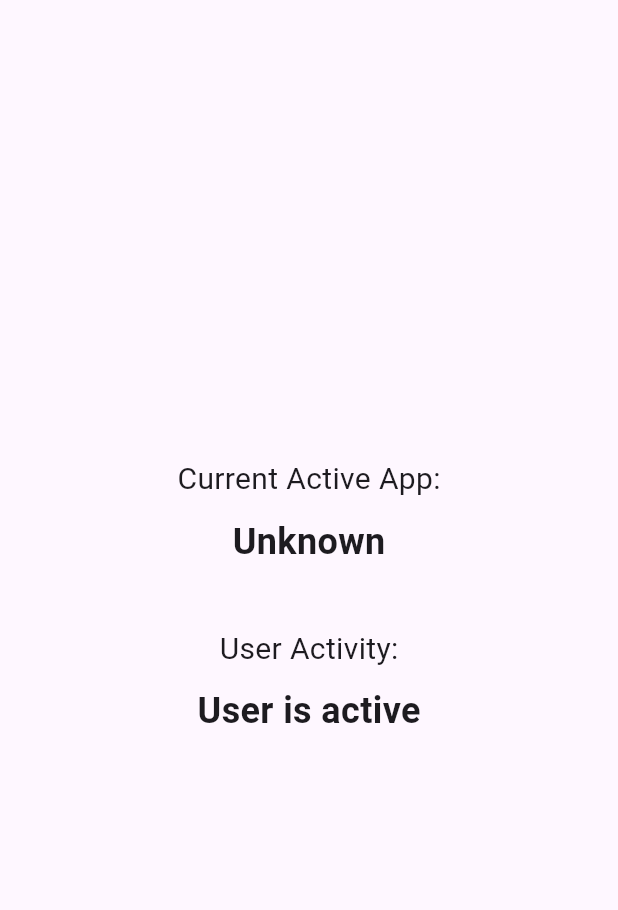
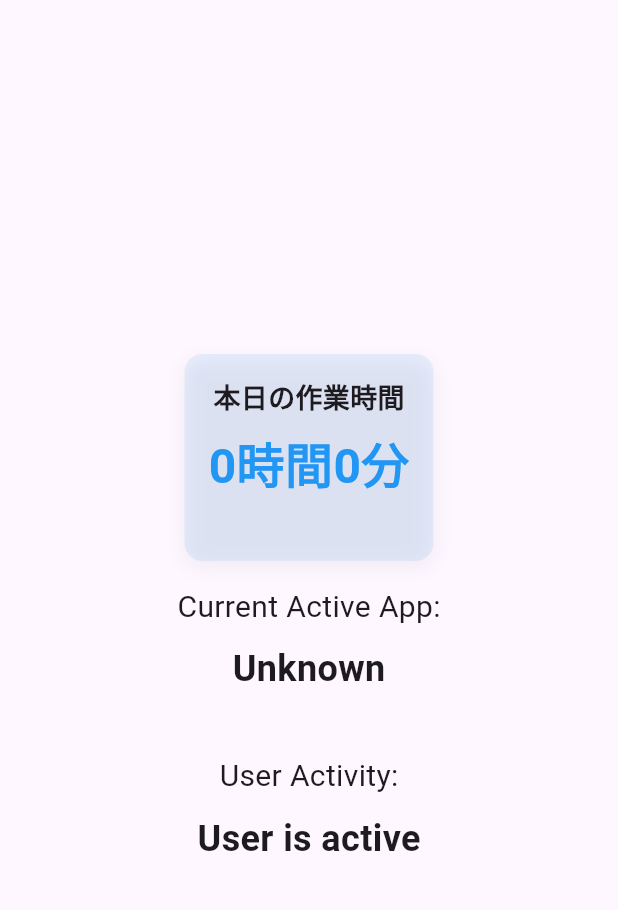
Before and after one commit to oh-yeah-sea-kit2/active_app_monitor, a Flutter app: the screen it shows after launch, on a phone screen of 412 x 824 dp, the part 63-973 px from its top. Run offline on Flutter 3.47's test engine with Material 3 defaults, Android fonts, the phone set to English and light mode, and no system bars.

Commit message:
作業時間を表示

```diff
--- a/lib/domain/entities/app_activity.dart
+++ b/lib/domain/entities/app_activity.dart
@@ -3,11 +3,32 @@ class AppActivity {
   final String chromeUrl;
   final bool isUserActive;
   final DateTime timestamp;
+  final Duration? todayWorkDuration;
+  final Map<String, Duration> appDurations;
 
   AppActivity({
     required this.appName,
     required this.chromeUrl,
     required this.isUserActive,
     required this.timestamp,
+    this.todayWorkDuration,
+    this.appDurations = const {},
   });
+
+  String get formattedWorkDuration {
+    if (todayWorkDuration == null) return '0時間0分';
+
+    final hours = todayWorkDuration!.inHours;
+    final minutes = todayWorkDuration!.inMinutes.remainder(60);
+    return '${hours}時間${minutes}分';
+  }
+
+  String formatDuration(Duration duration) {
+    final hours = duration.inHours;
+    final minutes = duration.inMinutes.remainder(60);
+    if (hours > 0) {
+      return '${hours}時間${minutes}分';
+    }
+    return '${minutes}分';
+  }
 }
--- a/lib/presentation/widgets/activity_display.dart
+++ b/lib/presentation/widgets/activity_display.dart
@@ -8,9 +8,107 @@ class ActivityDisplay extends StatelessWidget {
 
   @override
   Widget build(BuildContext context) {
-    return Column(
+    final sortedApps = activity.appDurations.entries.toList()
+      ..sort((a, b) => b.value.compareTo(a.value));
+
+    // 合計作業時間を計算
+    final totalDuration = sortedApps.fold<Duration>(
+      Duration.zero,
+      (total, entry) => total + entry.value,
+    );
+
+    return SingleChildScrollView(
+      child: Column(
         mainAxisAlignment: MainAxisAlignment.center,
         children: [
+          Container(
+            padding: EdgeInsets.all(16),
+            margin: EdgeInsets.symmetric(vertical: 16),
+            decoration: BoxDecoration(
+              color: Colors.blue.withOpacity(0.1),
+              borderRadius: BorderRadius.circular(12),
+              boxShadow: [
+                BoxShadow(
+                  color: Colors.black.withOpacity(0.05),
+                  blurRadius: 10,
+                  offset: Offset(0, 4),
+                ),
+              ],
+            ),
+            child: Column(
+              children: [
+                Text(
+                  '本日の作業時間',
+                  style: TextStyle(fontSize: 18, fontWeight: FontWeight.bold),
+                ),
+                SizedBox(height: 8),
+                Text(
+                  activity.formattedWorkDuration,
+                  style: TextStyle(
+                    fontSize: 32,
+                    fontWeight: FontWeight.bold,
+                    color: Colors.blue,
+                  ),
+                ),
+                SizedBox(height: 24),
+                if (sortedApps.isNotEmpty) ...[
+                  Text(
+                    '内訳',
+                    style: TextStyle(
+                      fontSize: 16,
+                      fontWeight: FontWeight.bold,
+                    ),
+                  ),
+                  SizedBox(height: 16),
+                  ...sortedApps.map((entry) {
+                    final percentage = totalDuration.inSeconds > 0
+                        ? entry.value.inSeconds / totalDuration.inSeconds * 100
+                        : 0.0;
+
+                    return Padding(
+                      padding: EdgeInsets.symmetric(vertical: 8),
+                      child: Column(
+                        children: [
+                          Row(
+                            mainAxisAlignment: MainAxisAlignment.spaceBetween,
+                            children: [
+                              Expanded(
+                                child: Text(
+                                  entry.key,
+                                  style: TextStyle(fontSize: 14),
+                                  overflow: TextOverflow.ellipsis,
+                                ),
+                              ),
+                              Text(
+                                activity.formatDuration(entry.value),
+                                style: TextStyle(
+                                  fontSize: 14,
+                                  color: Colors.blue,
+                                  fontWeight: FontWeight.w500,
+                                ),
+                              ),
+                            ],
+                          ),
+                          SizedBox(height: 4),
+                          ClipRRect(
+                            borderRadius: BorderRadius.circular(4),
+                            child: LinearProgressIndicator(
+                              value: percentage / 100,
+                              backgroundColor: Colors.grey.withOpacity(0.2),
+                              valueColor: AlwaysStoppedAnimation<Color>(
+                                Colors.blue.withOpacity(0.7),
+                              ),
+                              minHeight: 6,
+                            ),
+                          ),
+                        ],
+                      ),
+                    );
+                  }),
+                ],
+              ],
+            ),
+          ),
           Text(
             'Current Active App:',
             style: TextStyle(fontSize: 20),
@@ -46,6 +144,7 @@ class ActivityDisplay extends StatelessWidget {
             style: TextStyle(fontSize: 24, fontWeight: FontWeight.bold),
           ),
         ],
+      ),
     );
   }
 }
```
Also changed, not shown: lib/application/services/activity_service.dart (+32 -0 lines). Lines whose indentation alone changed are shown as unchanged.
